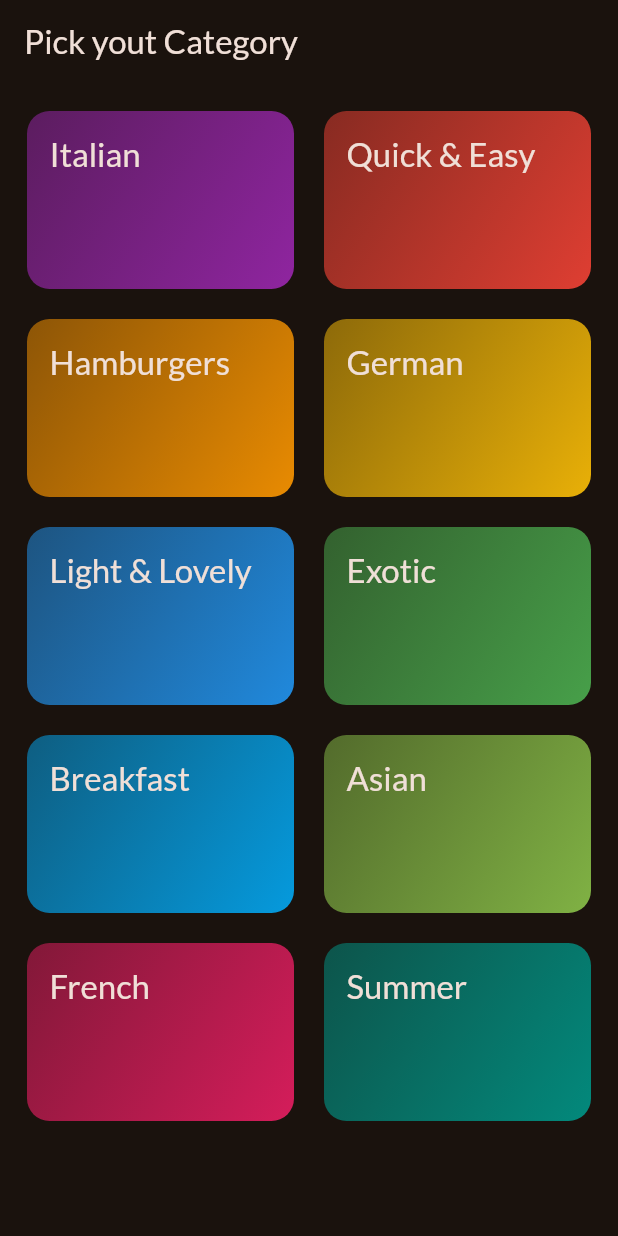
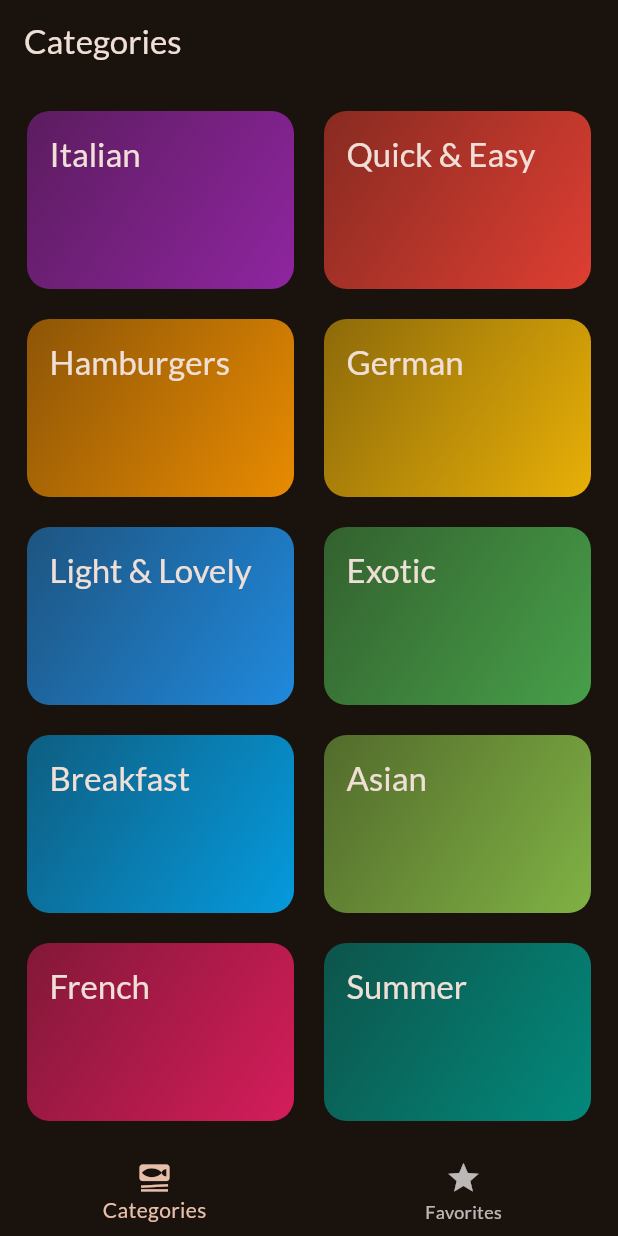
Before and after one commit to TmajidT/flutter_meals, a Flutter app: the screen it shows after launch, on a phone screen of 412 x 824 dp. Run offline on Flutter 3.47's test engine with Material 2 defaults, Android fonts, the phone set to English and light mode, and no system bars; our stand-ins replace google_fonts, transparent_image.

Commit message:
added BottomNavigationBar

```diff
--- a/lib/main.dart
+++ b/lib/main.dart
@@ -1,7 +1,7 @@
 import 'package:flutter/material.dart';
 
 import 'package:google_fonts/google_fonts.dart';
-import 'package:meals/screens/categories.dart';
+import 'package:meals/screens/tabs.dart';
 
 final theme = ThemeData(
   useMaterial3: true,
@@ -24,7 +24,7 @@ class App extends StatelessWidget {
     return MaterialApp(
       debugShowCheckedModeBanner: false,
       theme: theme,
-      home: const CategoriesScreen(),
+      home: const TabsScreen(),
     );
   }
 }
--- a/lib/screens/categories.dart
+++ b/lib/screens/categories.dart
@@ -8,7 +8,9 @@ class CategoriesScreen extends StatelessWidget {
   const CategoriesScreen({super.key});
 
   void _selectCategory(BuildContext context, Category category) {
-    final filteredMeals = dummyMeals.where((meal) => meal.categories.contains(category.id)).toList();
+    final filteredMeals = dummyMeals
+        .where((meal) => meal.categories.contains(category.id))
+        .toList();
 
     Navigator.push(
       context,
@@ -23,11 +25,7 @@ class CategoriesScreen extends StatelessWidget {
 
   @override
   Widget build(BuildContext context) {
-    return Scaffold(
-      appBar: AppBar(
-        title: const Text("Pick yout Category"),
-      ),
-      body: GridView(
+    return GridView(
       padding: EdgeInsets.all(18),
       gridDelegate: const SliverGridDelegateWithFixedCrossAxisCount(
         crossAxisCount: 2,
@@ -40,11 +38,10 @@ class CategoriesScreen extends StatelessWidget {
           CategoryGridItem(
             category: category,
             onSelectCategory: () {
-                _selectCategory(context,category);
+              _selectCategory(context, category);
             },
           )
       ],
-      ),
     );
   }
 }
--- /dev/null
+++ b/lib/screens/tabs.dart
@@ -0,0 +1,46 @@
+import 'package:flutter/material.dart';
+import 'package:meals/screens/categories.dart';
+import 'package:meals/screens/meals.dart';
+
+class TabsScreen extends StatefulWidget {
+  const TabsScreen({super.key});
+
+  @override
+  State<TabsScreen> createState() => _TabsScreenState();
+}
+
+class _TabsScreenState extends State<TabsScreen> {
+  int _selectedPageIndex = 0;
+
+  void _selectPage(int index) {
+    setState(() {
+      _selectedPageIndex = index;
+    });
+  }
+
+  @override
+  Widget build(BuildContext context) {
+    Widget activePage = const CategoriesScreen();
+    var activePageTitle = "Categories";
+
+    if (_selectedPageIndex == 1) {
+      activePage = MealsScreen(meals: [],);
+      activePageTitle = "Your Favorites";
+    }
+
+    return Scaffold(
+      appBar: AppBar(
+        title: Text(activePageTitle),
+      ),
+      body: activePage,
+      bottomNavigationBar: BottomNavigationBar(
+        onTap: _selectPage,
+        currentIndex: _selectedPageIndex,
+        items: const [
+          BottomNavigationBarItem(icon: Icon(Icons.set_meal), label: "Categories"),
+          BottomNavigationBarItem(icon: Icon(Icons.star), label: "Favorites"),
+        ],
+      ),
+    );
+  }
+}
```
Also changed, not shown: lib/screens/meals.dart (+9 -3 lines). Lines whose indentation alone changed are shown as unchanged.
